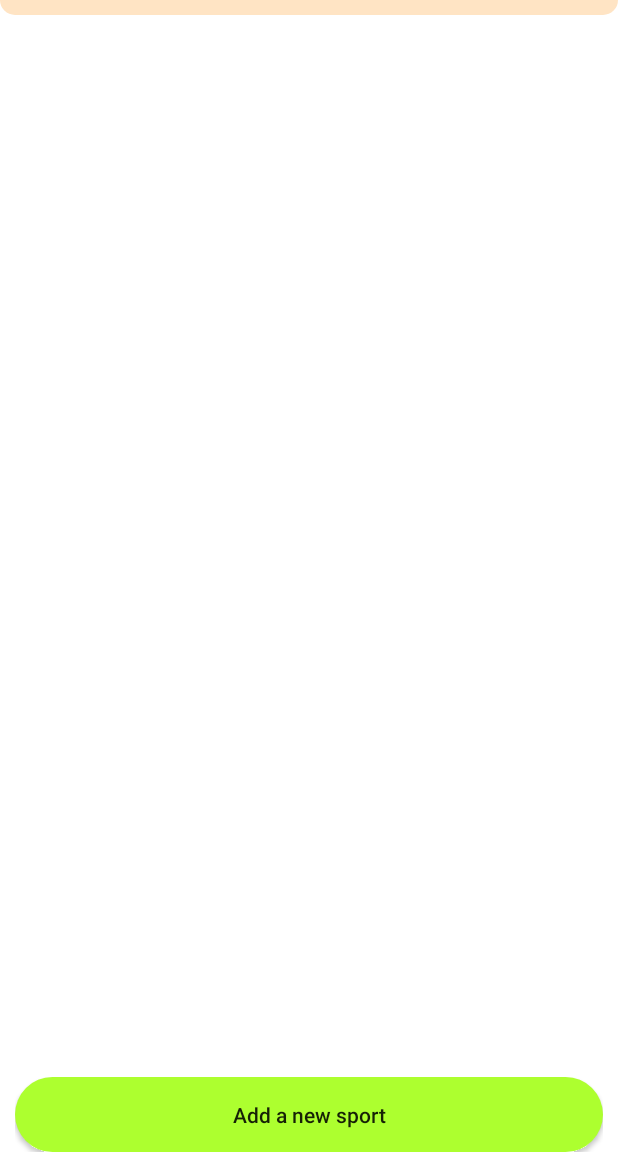
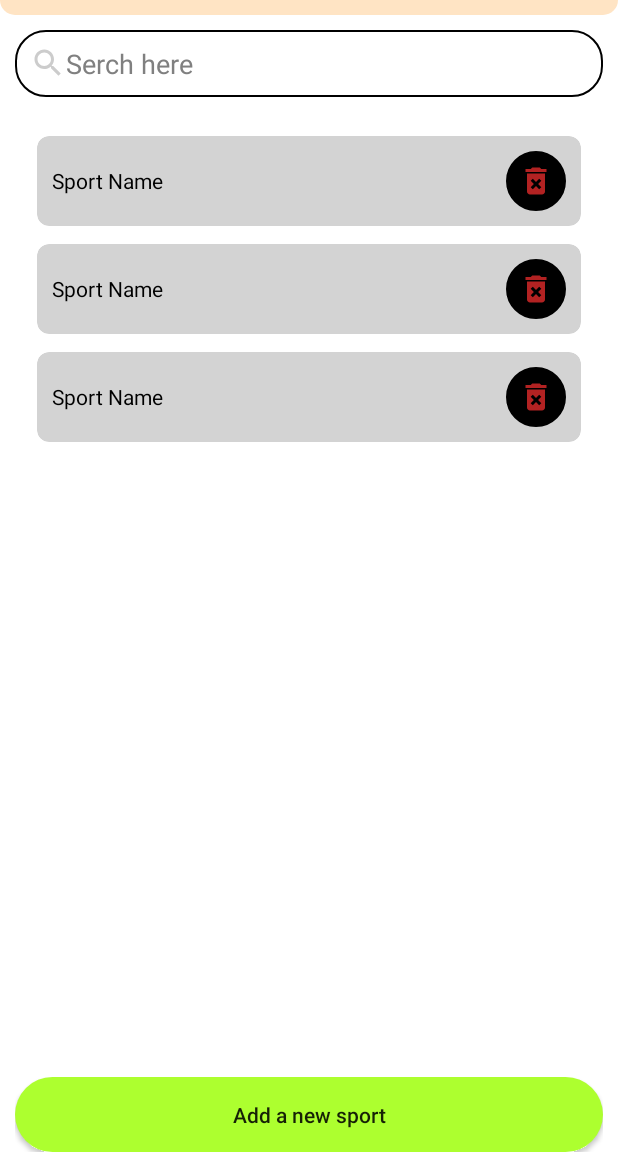
Before and after one commit to polblack7/SportFriend, an Android app: the layout activity_admin_dashboard.xml on its own in the app's theme, with its tools: preview values and no code run, on a phone screen of 412 x 824 dp, the part 69-1236 px from its top. Run offline under Robolectric (Android 15) with nearby library versions, the phone set to English and light mode, and no system bars.

Commit message:
added admin tools for categories

```diff
--- a/app/src/main/AndroidManifest.xml
+++ b/app/src/main/AndroidManifest.xml
@@ -14,7 +14,7 @@
         android:theme="@style/Theme.SportFriend"
         tools:targetApi="31">
         <activity
-            android:name=".CategoryAddActivity"
+            android:name=".SportAddActivity"
             android:exported="false" />
         <activity
             android:name=".AdminDashboardActivity"
--- /dev/null
+++ b/app/src/main/res/drawable/shape_button3.xml
@@ -0,0 +1,10 @@
+<?xml version="1.0" encoding="utf-8"?>
+<shape xmlns:android="http://schemas.android.com/apk/res/android"
+    android:shape="rectangle">
+
+    <solid android:color="@color/Gray"/>
+    <corners android:radius="20dp"/>
+    <stroke android:width="2dp" android:color="@color/Black"/>
+    <padding android:left="10dp" android:top="10dp" android:right="10dp" android:bottom="10dp"/>
+
+</shape>
--- /dev/null
+++ b/app/src/main/res/drawable/shape_delete.xml
@@ -0,0 +1,5 @@
+<vector xmlns:android="http://schemas.android.com/apk/res/android" android:height="24dp" android:tint="#B22222" android:viewportHeight="24" android:viewportWidth="24" android:width="24dp">
+
+    <path android:fillColor="@android:color/white" android:pathData="M6,19c0,1.1 0.9,2 2,2h8c1.1,0 2,-0.9 2,-2L18,7L6,7v12zM8.46,11.88l1.41,-1.41L12,12.59l2.12,-2.12 1.41,1.41L13.41,14l2.12,2.12 -1.41,1.41L12,15.41l-2.12,2.12 -1.41,-1.41L10.59,14l-2.13,-2.12zM15.5,4l-1,-1h-5l-1,1L5,4v2h14L19,4z"/>
+
+</vector>
--- /dev/null
+++ b/app/src/main/res/drawable/shape_search.xml
@@ -0,0 +1,5 @@
+<vector xmlns:android="http://schemas.android.com/apk/res/android" android:height="24dp" android:tint="#CCCCCC" android:viewportHeight="24" android:viewportWidth="24" android:width="24dp">
+
+    <path android:fillColor="@android:color/white" android:pathData="M15.5,14h-0.79l-0.28,-0.27C15.41,12.59 16,11.11 16,9.5 16,5.91 13.09,3 9.5,3S3,5.91 3,9.5 5.91,16 9.5,16c1.61,0 3.09,-0.59 4.23,-1.57l0.27,0.28v0.79l5,4.99L20.49,19l-4.99,-5zM9.5,14C7.01,14 5,11.99 5,9.5S7.01,5 9.5,5 14,7.01 14,9.5 11.99,14 9.5,14z"/>
+
+</vector>
--- /dev/null
+++ b/app/src/main/res/drawable/shape_search_bar.xml
@@ -0,0 +1,21 @@
+<?xml version="1.0" encoding="utf-8"?>
+<shape xmlns:android="http://schemas.android.com/apk/res/android"
+    android:shape="rectangle">
+
+    <solid android:color="@color/LightGrey"/>
+
+    <corners android:radius="20dp"/>
+
+    <stroke android:width="1dp" android:color="@color/Black"/>
+
+    <padding android:left="10dp" android:top="10dp" android:right="10dp" android:bottom="10dp"/>
+
+    <size android:width="200dp" android:height="40dp"/>
+
+    <gradient android:startColor="@color/White"
+        android:endColor="@color/White"
+        android:angle="270"/>
+
+
+
+</shape>
--- a/app/src/main/res/layout/activity_admin_dashboard.xml
+++ b/app/src/main/res/layout/activity_admin_dashboard.xml
@@ -47,6 +47,35 @@
 
     </RelativeLayout>
 
+    <EditText
+        android:id="@+id/searchEt"
+        android:layout_width="match_parent"
+        android:layout_height="wrap_content"
+        android:layout_below="@+id/toolbarUser"
+        android:layout_marginStart="10dp"
+        android:layout_marginEnd="10dp"
+        android:layout_marginTop="10dp"
+        android:background="@drawable/shape_search_bar"
+        android:drawableStart="@drawable/shape_search"
+        android:hint="Serch here"
+        android:padding="10dp"
+        android:textColorHint="@color/Gray"/>
+
+    <androidx.recyclerview.widget.RecyclerView
+        android:id="@+id/sportList"
+        android:layout_width="match_parent"
+        android:layout_height="match_parent"
+        android:layout_below="@+id/searchEt"
+        android:layout_marginTop="10dp"
+        android:layout_marginStart="10dp"
+        android:layout_marginEnd="10dp"
+        android:layout_marginBottom="10dp"
+        app:layoutManager="androidx.recyclerview.widget.LinearLayoutManager"
+        tools:listitem="@layout/row_sports"
+        android:padding="10dp"
+        android:scrollbars="vertical"/>
+
+
 <LinearLayout
     android:id="@+id/bottomLiner"
     android:layout_width="match_parent"
@@ -65,8 +94,7 @@
         android:background="@drawable/shape_button"
         android:minHeight="50dp"
         android:text="Add a new sport"
-        android:textAllCaps="false"
-        />
+        android:textAllCaps="false"/>
 
 
 </LinearLayout>
--- a/app/src/main/res/layout/activity_category_add.xml
+++ b/app/src/main/res/layout/activity_sport_add.xml
@@ -5,7 +5,7 @@
     android:id="@+id/main"
     android:layout_width="match_parent"
     android:layout_height="match_parent"
-    tools:context=".CategoryAddActivity">
+    tools:context=".SportAddActivity">
 
 
     <RelativeLayout
@@ -38,7 +38,7 @@
             android:layout_below="@id/iconIv"
             android:layout_centerHorizontal="true"
             android:layout_marginTop="6dp"
-            android:text="Add Category"
+            android:text="Add Sport"
             android:textSize="20sp"
             android:textColor="@color/black"/>
 
--- /dev/null
+++ b/app/src/main/res/layout/row_sports.xml
@@ -0,0 +1,35 @@
+<?xml version="1.0" encoding="utf-8"?>
+<androidx.cardview.widget.CardView xmlns:android="http://schemas.android.com/apk/res/android"
+    android:layout_width="match_parent"
+    android:layout_height="wrap_content"
+    xmlns:app="http://schemas.android.com/apk/res-auto"
+    app:contentPadding="10dp"
+    app:cardUseCompatPadding="true"
+    app:cardCornerRadius="8dp"
+    app:cardElevation="0dp"
+    app:cardBackgroundColor="@color/LightGrey">
+
+    <LinearLayout
+        android:layout_width="match_parent"
+        android:layout_height="wrap_content"
+        android:orientation="horizontal">
+
+        <TextView
+            android:id="@+id/sportName"
+            android:layout_width="0dp"
+            android:layout_height="wrap_content"
+            android:layout_gravity="center_vertical"
+            android:layout_weight="1"
+            android:text="Sport Name"
+            android:textColor="@color/black" />
+
+        <ImageButton
+            android:id="@+id/deleteBtn"
+            android:layout_width="40dp"
+            android:layout_height="40dp"
+            android:src="@drawable/shape_delete"
+            android:background="@drawable/shape_button3"
+            android:backgroundTint="@color/black"/>
+
+    </LinearLayout>
+</androidx.cardview.widget.CardView>
```
Also changed, not shown: app/src/main/java/com/polblack7/sportfriend/AdapterSport.kt (added, +92 -0 lines), app/src/main/java/com/polblack7/sportfriend/AdminDashboardActivity.kt (+46 -3 lines), app/src/main/java/com/polblack7/sportfriend/FilterSport.kt (added, +43 -0 lines), app/src/main/java/com/polblack7/sportfriend/ModelSport.kt (added, +17 -0 lines), app/src/main/java/com/polblack7/sportfriend/SportAddActivity.kt (renamed from app/src/main/java/com/polblack7/sportfriend/CategoryAddActivity.kt, +5 -7 lines).
